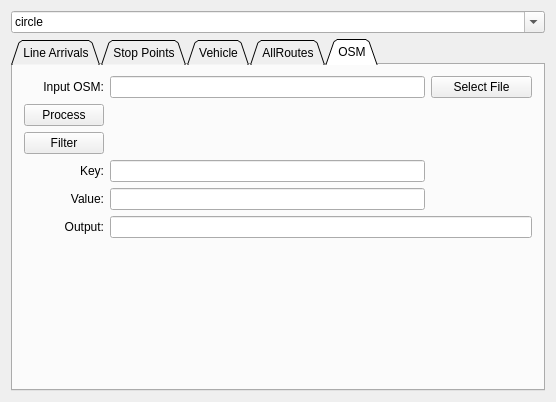
Before: the Qt Designer form Widget.ui in Enthusiastic-Coder/tflTest, drawn with Qt 5.
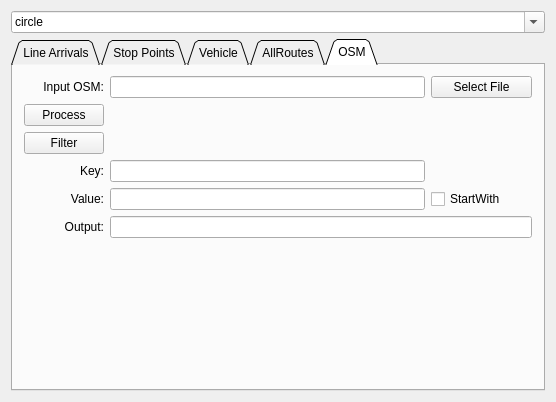
After: the same form once the commit is applied.

Patch:
```diff
--- a/Widget.ui
+++ b/Widget.ui
@@ -399,6 +399,13 @@
          </property>
         </widget>
        </item>
+       <item row="5" column="4">
+        <widget class="QCheckBox" name="checkBoxOSMValueStartsWith">
+         <property name="text">
+          <string>StartWith</string>
+         </property>
+        </widget>
+       </item>
       </layout>
      </widget>
     </widget>
```
